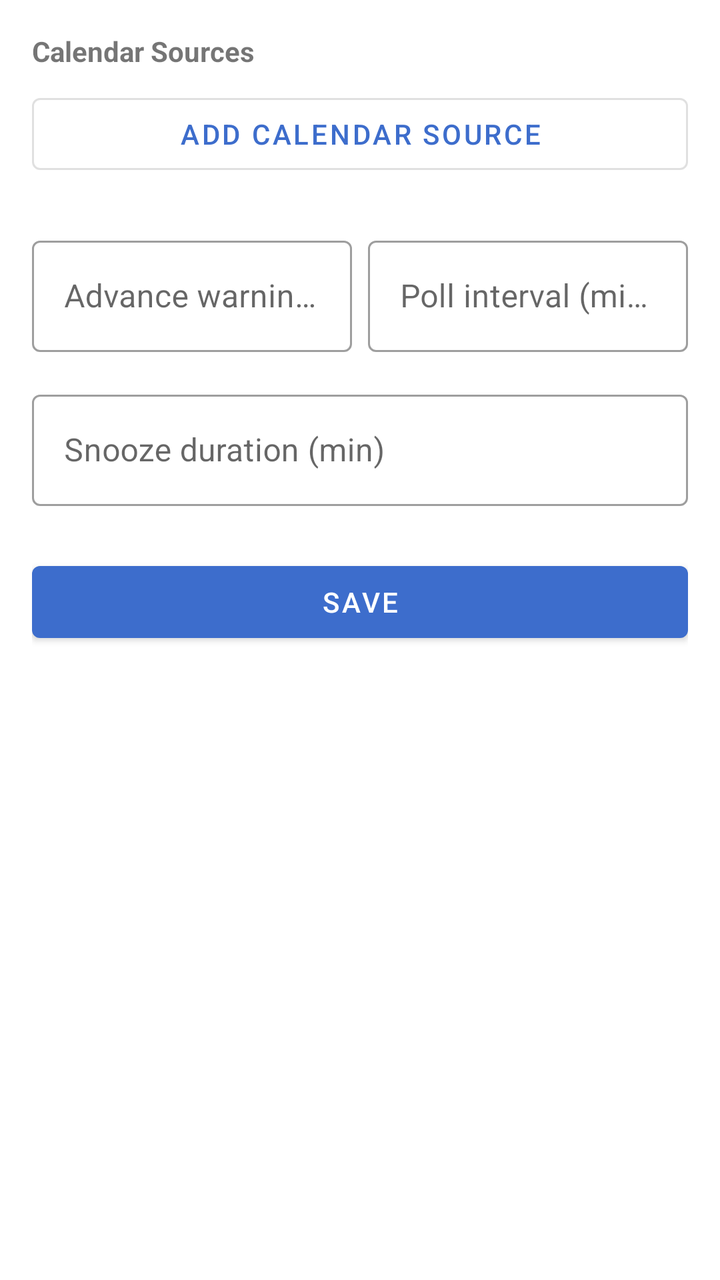
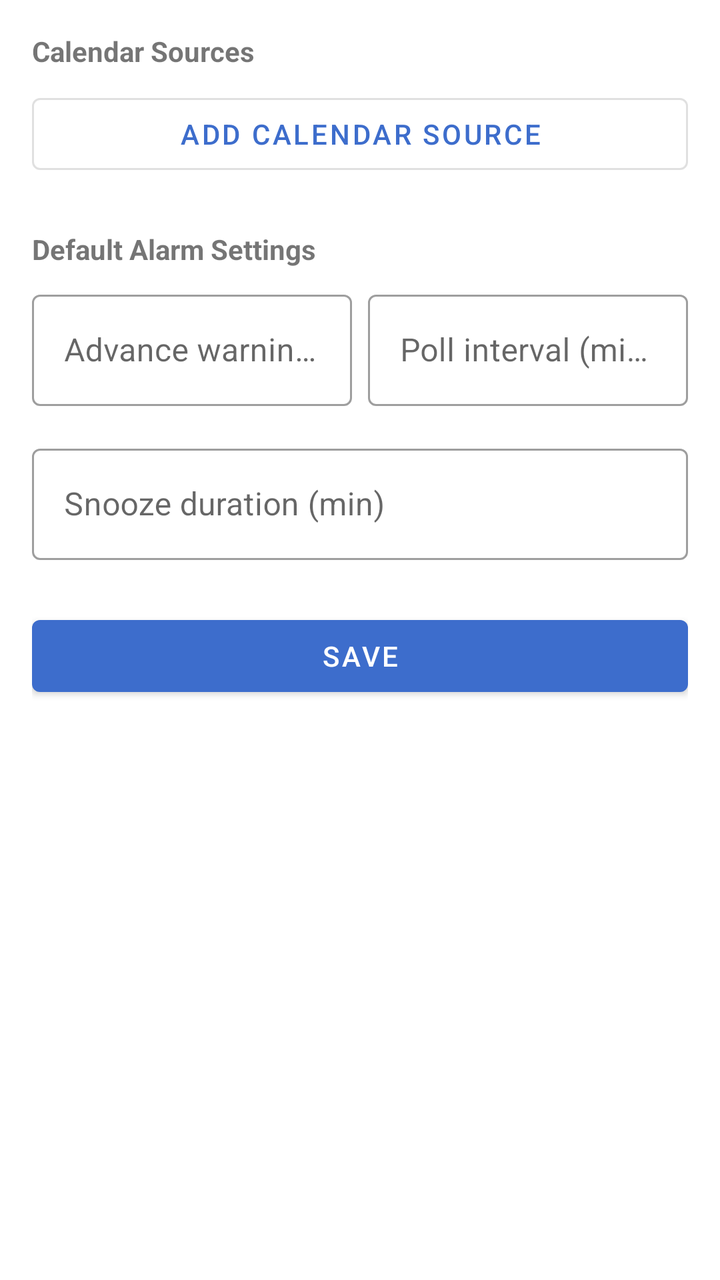

Two renders of the same Android screen: before a commit and after it. Below are the layout's source before the change and the commit's diff.
<!-- AndroidManifest.xml: application theme Theme.CalendarAlarm -->
<!-- res/layout/activity_settings.xml -->
<?xml version="1.0" encoding="utf-8"?>
<ScrollView xmlns:android="http://schemas.android.com/apk/res/android"
    android:layout_width="match_parent"
    android:layout_height="match_parent">

    <LinearLayout
        android:layout_width="match_parent"
        android:layout_height="wrap_content"
        android:orientation="vertical"
        android:padding="16dp">

        <TextView
            android:layout_width="match_parent"
            android:layout_height="wrap_content"
            android:text="Calendar Sources"
            android:textStyle="bold"
            android:textSize="14sp"
            android:layout_marginBottom="8dp" />

        <LinearLayout
            android:id="@+id/urlSourcesContainer"
            android:layout_width="match_parent"
            android:layout_height="wrap_content"
            android:orientation="vertical" />

        <com.google.android.material.button.MaterialButton
            android:id="@+id/addUrlButton"
            android:layout_width="match_parent"
            android:layout_height="wrap_content"
            android:text="Add calendar source"
            android:layout_marginBottom="24dp"
            style="@style/Widget.MaterialComponents.Button.OutlinedButton" />

        <LinearLayout
            android:layout_width="match_parent"
            android:layout_height="wrap_content"
            android:orientation="horizontal"
            android:layout_marginBottom="16dp">

            <com.google.android.material.textfield.TextInputLayout
                android:layout_width="0dp"
                android:layout_height="wrap_content"
                android:layout_weight="1"
                android:hint="Advance warning (min)"
                android:layout_marginEnd="8dp"
                style="@style/Widget.MaterialComponents.TextInputLayout.OutlinedBox">
                <com.google.android.material.textfield.TextInputEditText
                    android:id="@+id/advanceInput"
                    android:layout_width="match_parent"
                    android:layout_height="wrap_content"
                    android:inputType="number" />
            </com.google.android.material.textfield.TextInputLayout>

            <com.google.android.material.textfield.TextInputLayout
                android:layout_width="0dp"
                android:layout_height="wrap_content"
                android:layout_weight="1"
                android:hint="Poll interval (min)"
                style="@style/Widget.MaterialComponents.TextInputLayout.OutlinedBox">
                <com.google.android.material.textfield.TextInputEditText
                    android:id="@+id/pollIntervalInput"
                    android:layout_width="match_parent"
                    android:layout_height="wrap_content"
                    android:inputType="number" />
            </com.google.android.material.textfield.TextInputLayout>

        </LinearLayout>

        <com.google.android.material.textfield.TextInputLayout
            android:layout_width="match_parent"
            android:layout_height="wrap_content"
            android:hint="Snooze duration (min)"
            android:layout_marginBottom="24dp"
            style="@style/Widget.MaterialComponents.TextInputLayout.OutlinedBox">
            <com.google.android.material.textfield.TextInputEditText
                android:id="@+id/snoozeInput"
                android:layout_width="match_parent"
                android:layout_height="wrap_content"
                android:inputType="number" />
        </com.google.android.material.textfield.TextInputLayout>

        <com.google.android.material.button.MaterialButton
            android:id="@+id/saveButton"
            android:layout_width="match_parent"
            android:layout_height="wrap_content"
            android:text="Save" />

    </LinearLayout>
</ScrollView>
<!-- resources referenced by this layout -->
<resources>
  <style name="Theme.CalendarAlarm" parent="Theme.MaterialComponents.DayNight.DarkActionBar">
          <item name="colorPrimary">#3D6DCC</item>
          <item name="colorPrimaryVariant">#2A4E9C</item>
          <item name="colorOnPrimary">@android:color/white</item>
      </style>
</resources>

<!-- the commit's change to res/layout/activity_settings.xml (unified diff, before → after) -->
@@ -30,6 +30,14 @@
             android:text="Add calendar source"
             android:layout_marginBottom="24dp"
             style="@style/Widget.MaterialComponents.Button.OutlinedButton" />
+
+        <TextView
+            android:layout_width="match_parent"
+            android:layout_height="wrap_content"
+            android:text="Default Alarm Settings"
+            android:textStyle="bold"
+            android:textSize="14sp"
+            android:layout_marginBottom="8dp" />
 
         <LinearLayout
             android:layout_width="match_parent"
